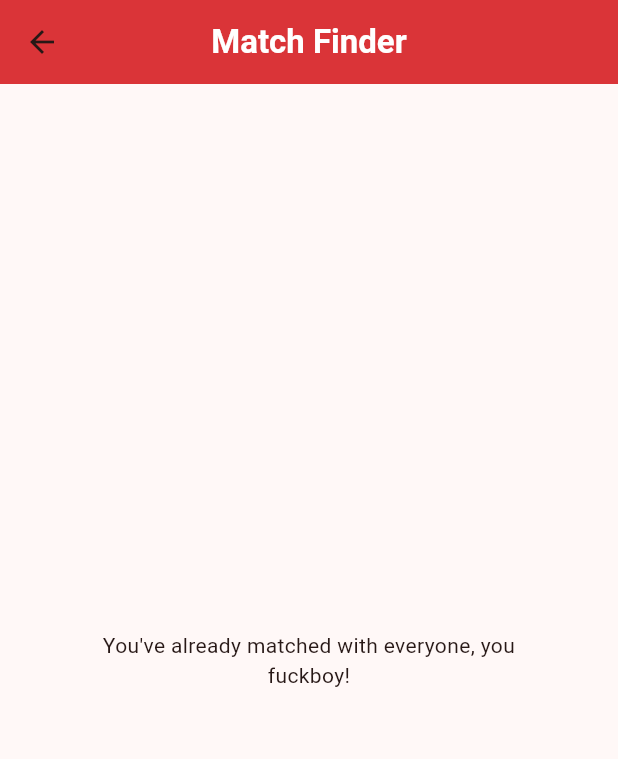
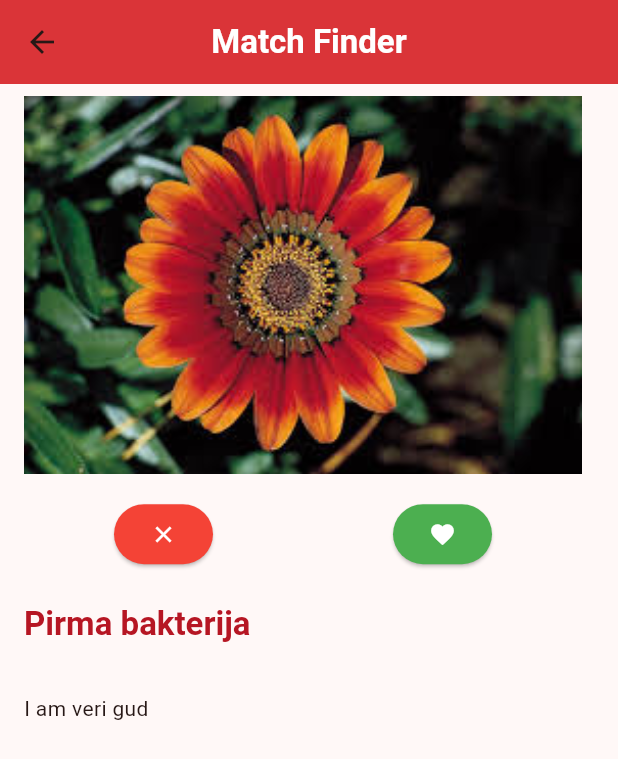
Before and after one commit to arnis-prieditis/bakteriju_tinder, a Flutter app: the screen it shows after launch, after a tap on "Find a Match!", on a phone screen of 412 x 824 dp. Shown: the top 759 px of the screen. Run offline on Flutter 3.47's test engine with Material 3 defaults, Android fonts, the phone set to English and light mode, and no system bars; drawn by our look-alikes of flutter_markdown; our stand-ins replace sqflite; accounts and stored records are empty.

Commit message:
add more data to database

```diff
--- a/lib/database_utils.dart
+++ b/lib/database_utils.dart
@@ -173,7 +173,7 @@ class DatabaseService {
     Bakterija bakt_1 = Bakterija(
       id: 1,
       name: "Pirma bakterija",
-      matched: true,
+      matched: false,
       pics: [],
       patogen_apr: "[Garš patoģenēzes apraksts]",
       slimibas_apr: "[Garš slimības gaitas apraksts]",
@@ -186,11 +186,11 @@ class DatabaseService {
     Bakterija bakt_2 = Bakterija(
       id: 2,
       name: "Otra bakterija",
-      matched: true,
+      matched: false,
       pics: [],
       patogen_apr: "[Garš patoģenēzes apraksts 2]",
       slimibas_apr: "[Garš slimības gaitas apraksts 2]",
-      patogen_apr_available: true,
+      patogen_apr_available: false,
       slimibas_apr_available: false,
       questions: [],
       bio: "## Hobiji\n- paukošana\n- sudoku\n---\nLorem ipsum dolor sit amet",
@@ -338,6 +338,237 @@ class DatabaseService {
         "teikums": "*finger guns*",
         "pareizi": 1,
         "jautajums": 103,
+      },
+      conflictAlgorithm: ConflictAlgorithm.replace,
+    );
+    await db.insert(
+      _mcq_table_name,
+      {
+        'id': 201,
+        'teikums': "1. jautājums par 2. baktēriju",
+        'bakterija': 2,
+      },
+      conflictAlgorithm: ConflictAlgorithm.replace,
+    );
+    await db.insert(
+      _atbildes_table_name,
+      {
+        "id": 2011,
+        "teikums": "Pareizā atbilde",
+        "pareizi": 1,
+        "jautajums": 201,
+      },
+      conflictAlgorithm: ConflictAlgorithm.replace,
+    );
+    await db.insert(
+      _atbildes_table_name,
+      {
+        "id": 2012,
+        "teikums": "Nepareizā atbilde",
+        "pareizi": 0,
+        "jautajums": 201,
+      },
+      conflictAlgorithm: ConflictAlgorithm.replace,
+    );
+    await db.insert(
+      _mcq_table_name,
+      {
+        'id': 202,
+        'teikums': "2. jautājums par 2. baktēriju",
+        'bakterija': 2,
+      },
+      conflictAlgorithm: ConflictAlgorithm.replace,
+    );
+    await db.insert(
+      _atbildes_table_name,
+      {
+        "id": 2021,
+        "teikums": "Pareizā atbilde",
+        "pareizi": 1,
+        "jautajums": 202,
+      },
+      conflictAlgorithm: ConflictAlgorithm.replace,
+    );
+    await db.insert(
+      _atbildes_table_name,
+      {
+        "id": 2022,
+        "teikums": "Nepareizā atbilde",
+        "pareizi": 0,
+        "jautajums": 202,
+      },
+      conflictAlgorithm: ConflictAlgorithm.replace,
+    );
+    await db.insert(
+      _mcq_table_name,
+      {
+        'id': 203,
+        'teikums': "Tu man ļoti patīc ;)\nVai nevēlies aiziet uz randiņu?",
+        'bakterija': 2,
+      },
+      conflictAlgorithm: ConflictAlgorithm.replace,
+    );
+    await db.insert(
+      _atbildes_table_name,
+      {
+        "id": 2031,
+        "teikums": "Protams",
+        "pareizi": 1,
+        "jautajums": 203,
+      },
+      conflictAlgorithm: ConflictAlgorithm.replace,
+    );
+    await db.insert(
+      _mcq_table_name,
+      {
+        'id': 204,
+        'teikums': "Parādi baktērijai, ka tu esi viņu labi iepazinis(-usi)! Izvēlies vislabāko vietu randiņam!",
+        'bakterija': 2,
+      },
+      conflictAlgorithm: ConflictAlgorithm.replace,
+    );
+    await db.insert(
+      _atbildes_table_name,
+      {
+        "id": 2041,
+        "teikums": "Romantiskas vakariņas",
+        "pareizi": 1,
+        "jautajums": 204,
+      },
+      conflictAlgorithm: ConflictAlgorithm.replace,
+    );
+    await db.insert(
+      _atbildes_table_name,
+      {
+        "id": 2042,
+        "teikums": "Uzreiz starp palagiem",
+        "pareizi": 0,
+        "jautajums": 204,
+      },
+      conflictAlgorithm: ConflictAlgorithm.replace,
+    );
+    await db.insert(
+      _atbildes_table_name,
+      {
+        "id": 2043,
+        "teikums": "Pastaiga parkā ar cieši sadotām rokām",
+        "pareizi": 0,
+        "jautajums": 204,
+      },
+      conflictAlgorithm: ConflictAlgorithm.replace,
+    );
+    await db.insert(
+      _atbildes_table_name,
+      {
+        "id": 2044,
+        "teikums": "Rondezvous slimnīcā",
+        "pareizi": 0,
+        "jautajums": 204,
+      },
+      conflictAlgorithm: ConflictAlgorithm.replace,
+    );
+    await db.insert(
+      _mcq_table_name,
+      {
+        'id': 205,
+        'teikums': "Un tagad tu viņu beidzot esi sastapis(-usi)! Izsaki komplementu par to kas viņai mugurā!",
+        'bakterija': 2,
+      },
+      conflictAlgorithm: ConflictAlgorithm.replace,
+    );
+    await db.insert(
+      _atbildes_table_name,
+      {
+        "id": 2051,
+        "teikums": "Pareizā atbilde",
+        "pareizi": 1,
+        "jautajums": 205,
+      },
+      conflictAlgorithm: ConflictAlgorithm.replace,
+    );
+    await db.insert(
+      _atbildes_table_name,
+      {
+        "id": 2052,
+        "teikums": "Nepareizā atbilde",
+        "pareizi": 0,
+        "jautajums": 205,
+      },
+      conflictAlgorithm: ConflictAlgorithm.replace,
+    );
+    await db.insert(
+      _mcq_table_name,
+      {
+        'id': 206,
+        'teikums': "[Randiņš ar Bakterija 2]",
+        'bakterija': 2,
+      },
+      conflictAlgorithm: ConflictAlgorithm.replace,
+    );
+    await db.insert(
+      _mcq_table_name,
+      {
+        'id': 207,
+        'teikums': "[Attiecības ar Bakterija 2]",
+        'bakterija': 2,
+      },
+      conflictAlgorithm: ConflictAlgorithm.replace,
+    );
+    await db.insert(
+      _mcq_table_name,
+      {
+        'id': 208,
+        'teikums': "Jūs esat kopā, taču dažreiz liekas, ka šī baktērija tev ir vēljoprojām sveša. Ar kādiem paņēmieniem centīsies noskaidrot, kas viņa patiesībā ir?",
+        'bakterija': 2,
+      },
+      conflictAlgorithm: ConflictAlgorithm.replace,
+    );
+    await db.insert(
+      _atbildes_table_name,
+      {
+        "id": 2081,
+        "teikums": "Pareizās diagnostikas metodes",
+        "pareizi": 1,
+        "jautajums": 208,
+      },
+      conflictAlgorithm: ConflictAlgorithm.replace,
+    );
+    await db.insert(
+      _atbildes_table_name,
+      {
+        "id": 2082,
+        "teikums": "Nepareizās diagnostikas metodes",
+        "pareizi": 0,
+        "jautajums": 208,
+      },
+      conflictAlgorithm: ConflictAlgorithm.replace,
+    );
+    await db.insert(
+      _mcq_table_name,
+      {
+        'id': 209,
+        'teikums': "Tu tagad pazīsti viņu tuvāk, bet kaut kas ir mainījies. Tu viņu vairs neredzi tādu pašu kā agrāk un saproti, ka tu viņu vairāk nemīli. Izdomāsim vislabāko metodi kā šķirties!",
+        'bakterija': 2,
+      },
+      conflictAlgorithm: ConflictAlgorithm.replace,
+    );
+    await db.insert(
+      _atbildes_table_name,
+      {
+        "id": 2091,
+        "teikums": "Pareizās terapijas metodes",
+        "pareizi": 1,
+        "jautajums": 209,
+      },
+      conflictAlgorithm: ConflictAlgorithm.replace,
+    );
+    await db.insert(
+      _atbildes_table_name,
+      {
+        "id": 2092,
+        "teikums": "Nepareizās terapijas metodes",
+        "pareizi": 0,
+        "jautajums": 209,
       },
       conflictAlgorithm: ConflictAlgorithm.replace,
     );
```
